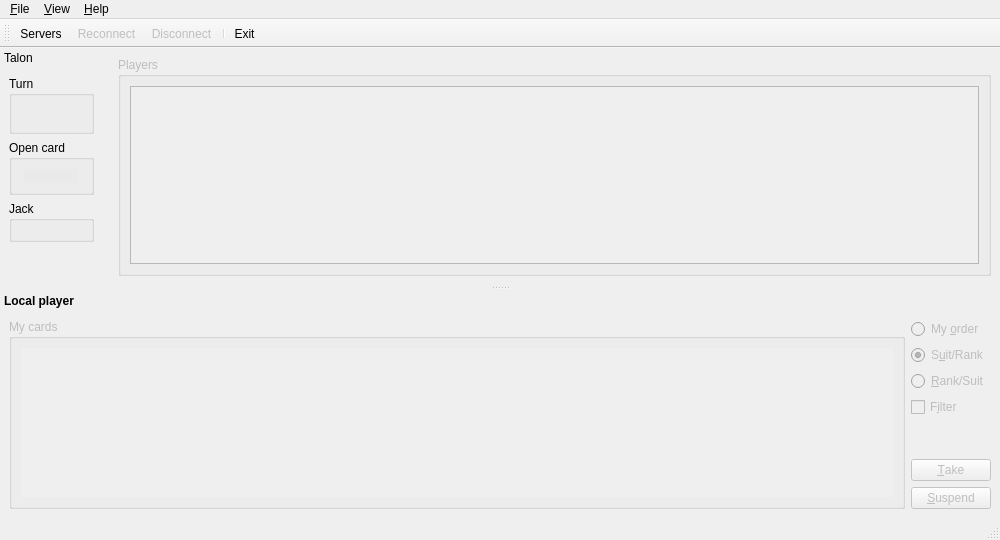
First picture: the form in src/mainwindow.ui, repository velnias75/NetMauMau-Qt-Client, before the edit.
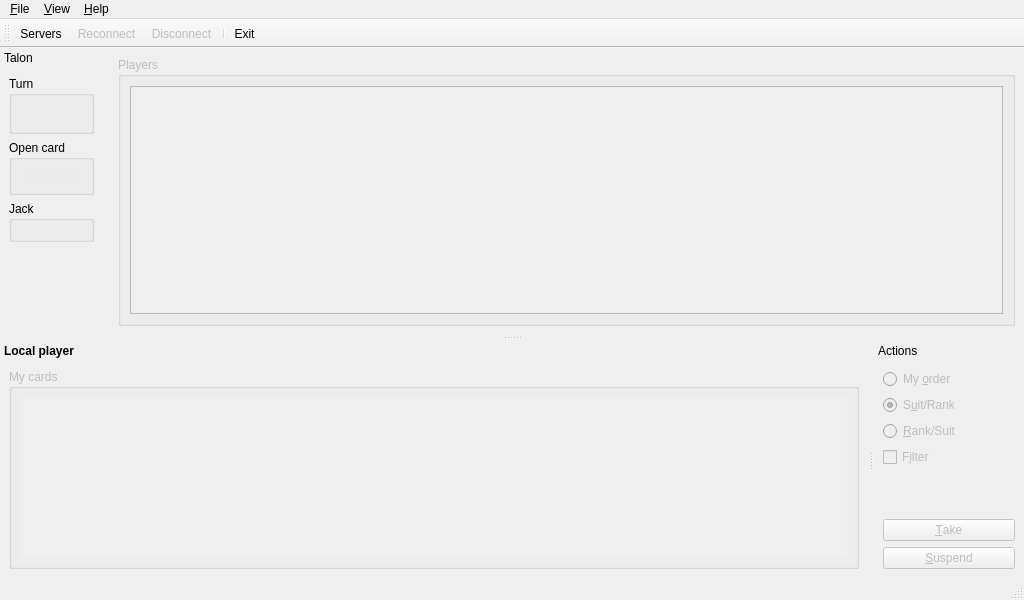
Second picture: the form after the edit. Icons and pictures are not drawn. Custom widgets are drawn as their Qt base class.

The edit to the form file:
```diff
--- a/src/mainwindow.ui
+++ b/src/mainwindow.ui
@@ -7,8 +7,8 @@
    <rect>
     <x>0</x>
     <y>0</y>
-    <width>1000</width>
-    <height>540</height>
+    <width>1020</width>
+    <height>600</height>
    </rect>
   </property>
   <property name="acceptDrops">
@@ -127,7 +127,7 @@
     <rect>
      <x>0</x>
      <y>0</y>
-     <width>1000</width>
+     <width>1020</width>
      <height>21</height>
     </rect>
    </property>
@@ -211,12 +211,10 @@
     <number>1</number>
    </attribute>
    <widget class="QWidget" name="dockWidgetContents">
-    <layout class="QHBoxLayout" name="horizontalLayout_5">
-     <property name="sizeConstraint">
-      <enum>QLayout::SetFixedSize</enum>
-     </property>
-     <item>
       <layout class="QVBoxLayout" name="verticalLayout" stretch="1,1,1">
+     <property name="sizeConstraint">
+      <enum>QLayout::SetFixedSize</enum>
+     </property>
        <item>
         <widget class="QGroupBox" name="groupBox">
          <property name="title">
@@ -419,8 +417,6 @@
         </widget>
        </item>
       </layout>
-     </item>
-    </layout>
    </widget>
   </widget>
   <widget class="QDockWidget" name="localPlayerDock">
@@ -432,8 +428,8 @@
    </property>
    <property name="minimumSize">
     <size>
-     <width>1000</width>
-     <height>227</height>
+     <width>850</width>
+     <height>232</height>
     </size>
    </property>
    <property name="font">
@@ -469,7 +465,7 @@
     </property>
     <property name="minimumSize">
      <size>
-      <width>1000</width>
+      <width>850</width>
       <height>200</height>
      </size>
     </property>
@@ -478,9 +474,13 @@
       <enum>QLayout::SetMinimumSize</enum>
      </property>
      <item>
-      <layout class="QHBoxLayout" name="horizontalLayout_3">
-       <item>
         <widget class="QGroupBox" name="myCardsGroup">
+       <property name="minimumSize">
+        <size>
+         <width>850</width>
+         <height>200</height>
+        </size>
+       </property>
          <property name="font">
           <font>
            <weight>50</weight>
@@ -516,8 +516,8 @@
               <rect>
                <x>0</x>
                <y>0</y>
-               <width>886</width>
-               <height>158</height>
+             <width>845</width>
+             <height>165</height>
               </rect>
              </property>
              <layout class="QHBoxLayout" name="myCardsLayout">
@@ -543,7 +543,38 @@
          </layout>
         </widget>
        </item>
-       <item>
+    </layout>
+   </widget>
+  </widget>
+  <widget class="QDockWidget" name="actionDock">
+   <property name="minimumSize">
+    <size>
+     <width>150</width>
+     <height>230</height>
+    </size>
+   </property>
+   <property name="features">
+    <set>QDockWidget::DockWidgetMovable</set>
+   </property>
+   <property name="allowedAreas">
+    <set>Qt::BottomDockWidgetArea|Qt::LeftDockWidgetArea|Qt::RightDockWidgetArea</set>
+   </property>
+   <property name="windowTitle">
+    <string>Actions</string>
+   </property>
+   <attribute name="dockWidgetArea">
+    <number>8</number>
+   </attribute>
+   <widget class="QWidget" name="actionWidget">
+    <property name="enabled">
+     <bool>false</bool>
+    </property>
+    <property name="sizePolicy">
+     <sizepolicy hsizetype="Preferred" vsizetype="MinimumExpanding">
+      <horstretch>0</horstretch>
+      <verstretch>0</verstretch>
+     </sizepolicy>
+    </property>
         <layout class="QVBoxLayout" name="verticalLayout_6">
          <item>
           <widget class="QRadioButton" name="noSort">
@@ -671,10 +702,6 @@
             <bool>true</bool>
            </property>
           </widget>
-         </item>
-        </layout>
-       </item>
-      </layout>
      </item>
     </layout>
    </widget>
```
Lines whose indentation alone changed are shown as unchanged.
